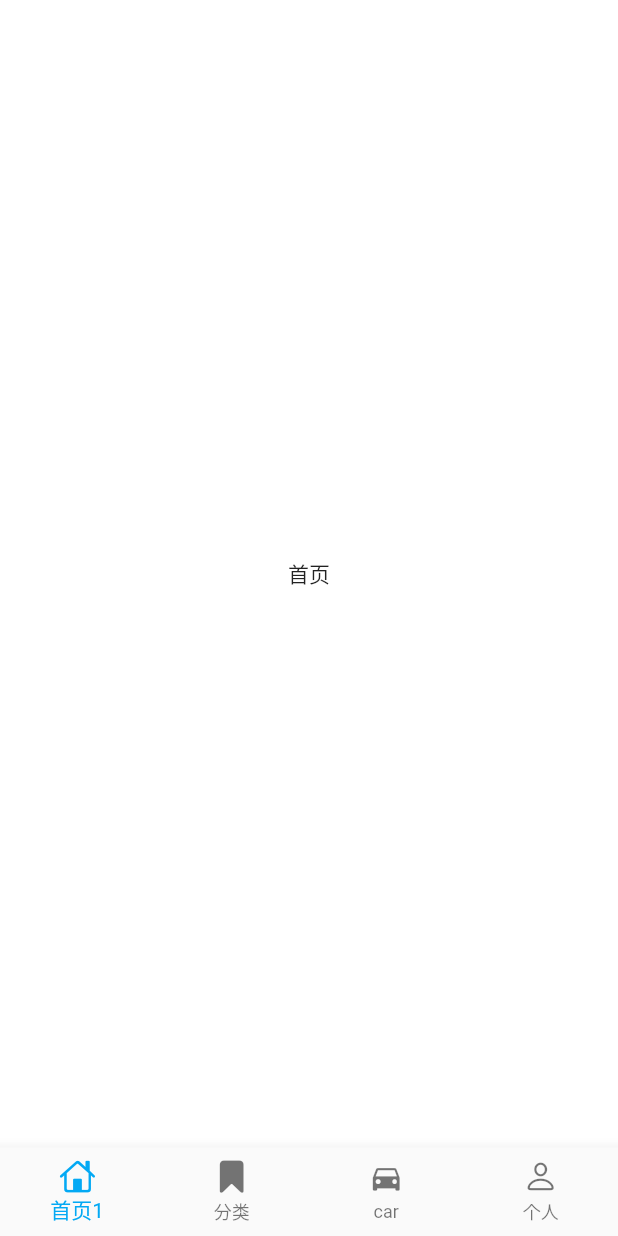
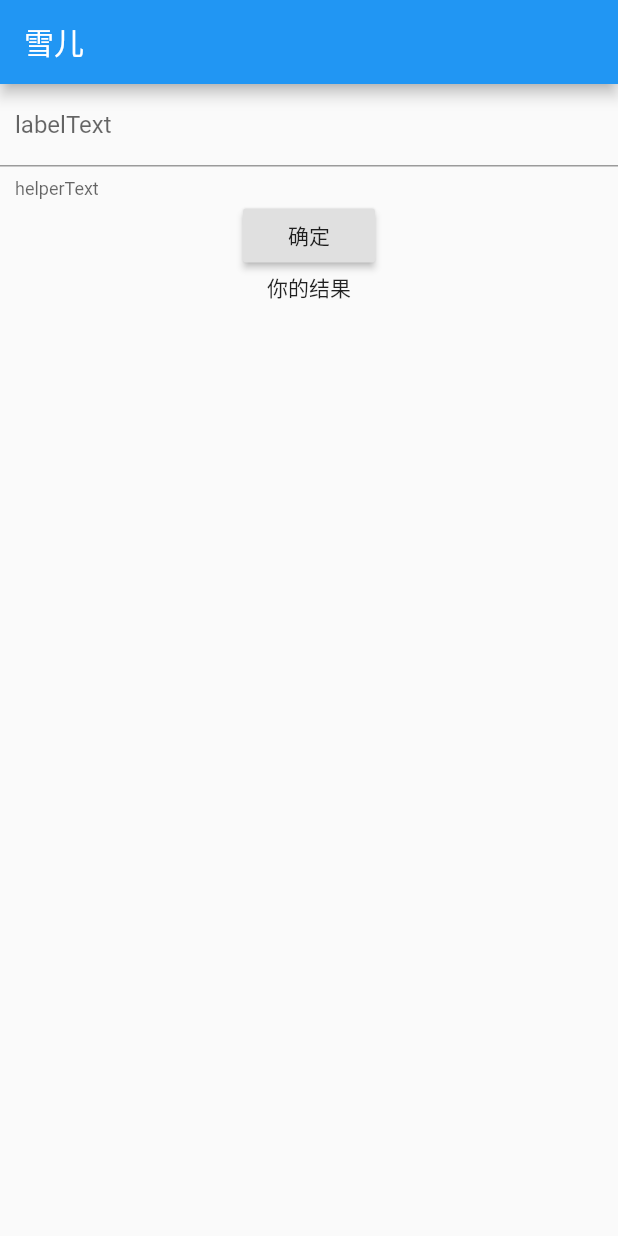
Before and after one commit to wangshuwen1107/flutter_nice, a Flutter app: the screen it shows after launch, on a phone screen of 412 x 824 dp. Run offline on Flutter 3.47's test engine with Material 2 defaults, Android fonts, the light colour scheme and no system bars; our stand-ins replace dio.

Commit message:
feat:完成简单的输入->请求->交互数据

```diff
--- a/lib/pages/index_page.dart
+++ b/lib/pages/index_page.dart
@@ -5,7 +5,7 @@ import 'category_page.dart';
 import 'cart_page.dart';
 import 'member_page.dart';
 import 'package:dio/dio.dart';
-
+import 'test_page.dart';
 class IndexPage extends StatefulWidget {
   @override
   _IndexPageState createState() => _IndexPageState();
@@ -40,7 +40,6 @@ class _IndexPageState extends State<IndexPage> {
     getRequest();
   }
 
-  //so easy
   getRequest() async {
     try {
       Response response = await Dio().get("https://www.easy-mock.com/mock/5e1aa40eedb71e73148360dc/sunshine/home");
@@ -54,14 +53,14 @@ class _IndexPageState extends State<IndexPage> {
   Widget build(BuildContext context) {
     return Scaffold(
       backgroundColor: Colors.white,
-      bottomNavigationBar: BottomNavigationBar(
-          type: BottomNavigationBarType.fixed,
-          currentIndex: currentIndex,
-          items: bottomTabList,
-          fixedColor: Colors.lightBlue,
-          onTap: onTabSelected,
-      ),
-      body: currentPage,
+//      bottomNavigationBar: BottomNavigationBar(
+//          type: BottomNavigationBarType.fixed,
+//          currentIndex: currentIndex,
+//          items: bottomTabList,
+//          fixedColor: Colors.lightBlue,
+//          onTap: onTabSelected,
+//      ),
+      body: TestPage(),
     );
   }
 }
--- /dev/null
+++ b/lib/pages/test_page.dart
@@ -0,0 +1,75 @@
+import 'package:dio/dio.dart';
+import 'package:flutter/material.dart';
+
+class TestPage extends StatefulWidget {
+  @override
+  _TestPageState createState() => _TestPageState();
+}
+
+class _TestPageState extends State<TestPage> {
+  TextEditingController typeController = TextEditingController();
+
+  String holderTxt = "";
+
+  @override
+  Widget build(BuildContext context) {
+    return Container(
+      child: Scaffold(
+        appBar: AppBar(
+          title: Text("雪儿"),
+        ),
+        body: Column(
+          children: <Widget>[
+            TextField(
+              controller: typeController,
+              decoration: InputDecoration(
+                contentPadding: EdgeInsets.all(10.0),
+                labelText: "labelText",
+                helperText: "helperText",
+              ),
+              autofocus: false,
+              scrollPadding: EdgeInsets.all(10.0),
+            ),
+            RaisedButton(
+              child: Text("确定"),
+              onPressed: _onConfirm,
+            ),
+            Text(
+              "你的结果$holderTxt",
+              overflow: TextOverflow.ellipsis,
+              maxLines: 1,
+            )
+          ],
+        ),
+      ),
+    );
+  }
+
+  _onConfirm() {
+    if (typeController.text.toString() == '') {
+      showDialog(
+          context: context,
+          builder: (context) => AlertDialog(
+                title: Text("请输入值~"),
+              ));
+      return;
+    }
+    getHttp().then((val) {
+      print("请求后的结果 ${val}");
+      setState(() {
+        holderTxt = val;
+      });
+    });
+  }
+
+  Future getHttp() async {
+    print('getHttp is called');
+    Response response;
+    try {
+      response = await Dio().get("https://www.baidu.com");
+      return response.data;
+    } catch (e) {
+      return e.toString();
+    }
+  }
+}
```
